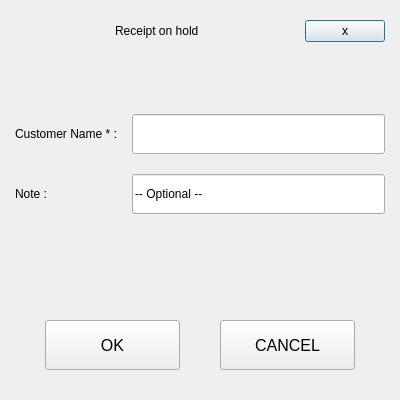
This is Project/ui/hold_sales.ui in Selvam-T/POS as Qt 5 draws it before an edit. The edited form follows.
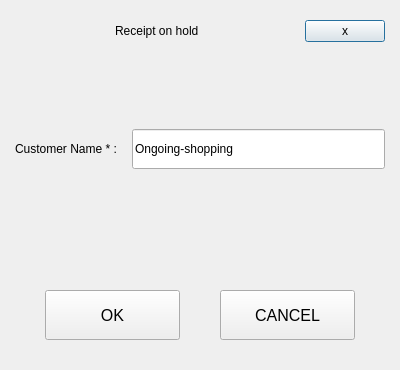
This is the edited form.

Commit message: hold_sales modified, note widget removed, has default customer name

```diff
--- a/Project/ui/hold_sales.ui
+++ b/Project/ui/hold_sales.ui
@@ -7,13 +7,13 @@
     <x>0</x>
     <y>0</y>
     <width>400</width>
-    <height>400</height>
+    <height>370</height>
    </rect>
   </property>
   <property name="minimumSize">
    <size>
     <width>400</width>
-    <height>400</height>
+    <height>370</height>
    </size>
   </property>
   <property name="maximumSize">
@@ -138,16 +138,10 @@
      <property name="verticalSpacing">
       <number>20</number>
      </property>
-     <item row="1" column="1">
-      <widget class="QLineEdit" name="holdSalesNoteLineEdit">
-       <property name="minimumSize">
-        <size>
-         <width>0</width>
-         <height>40</height>
-        </size>
-       </property>
+     <item row="0" column="0">
+      <widget class="QLabel" name="holdSalesCustomerFieldLbl">
        <property name="text">
-        <string>-- Optional --</string>
+        <string>Customer Name * :</string>
        </property>
       </widget>
      </item>
@@ -163,27 +157,13 @@
         <enum>Qt::StrongFocus</enum>
        </property>
        <property name="text">
-        <string/>
+        <string>Ongoing-shopping</string>
        </property>
        <property name="readOnly">
         <bool>true</bool>
        </property>
       </widget>
      </item>
-     <item row="0" column="0">
-      <widget class="QLabel" name="holdSalesCustomerFieldLbl">
-       <property name="text">
-        <string>Customer Name * :</string>
-       </property>
-      </widget>
-     </item>
-     <item row="1" column="0">
-      <widget class="QLabel" name="holdSalesNoteFieldLbl">
-       <property name="text">
-        <string>Note :</string>
-       </property>
-      </widget>
-     </item>
     </layout>
    </item>
    <item>
```
Left out of the diff: 1 changed line with no effect on the pictures. The commit also changes 6 other files.
